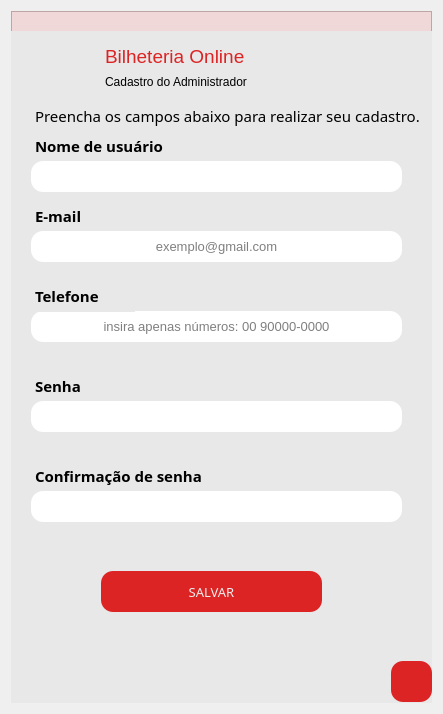
Qt form telas/tela_cadastroAdm.ui (ClaraFontes/bilheteria-digital) before a commit.
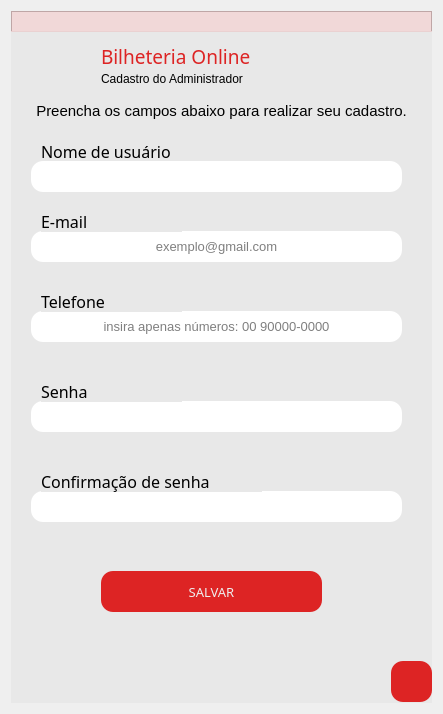
The same form after that commit. Icons and pictures are not drawn.

Commit message: nova edição nas telas e criação da tela principal.

Patch:
```diff
--- a/telas/tela_cadastroAdm.ui
+++ b/telas/tela_cadastroAdm.ui
@@ -60,6 +60,9 @@
          <bold>false</bold>
         </font>
        </property>
+       <property name="cursor">
+        <cursorShape>PointingHandCursor</cursorShape>
+       </property>
        <property name="styleSheet">
         <string notr="true">QPushButton{
 	background-color: rgba(221, 33, 33, 0.99);
@@ -100,31 +103,6 @@
         <bool>true</bool>
        </property>
       </widget>
-      <widget class="QTextEdit" name="texto_infoAdm">
-       <property name="geometry">
-        <rect>
-         <x>20</x>
-         <y>70</y>
-         <width>411</width>
-         <height>31</height>
-        </rect>
-       </property>
-       <property name="font">
-        <font>
-         <family>Arial Rounded MT Bold</family>
-        </font>
-       </property>
-       <property name="styleSheet">
-        <string notr="true">border: none;</string>
-       </property>
-       <property name="html">
-        <string>&lt;!DOCTYPE HTML PUBLIC &quot;-//W3C//DTD HTML 4.0//EN&quot; &quot;http://www.w3.org/TR/REC-html40/strict.dtd&quot;&gt;
-&lt;html&gt;&lt;head&gt;&lt;meta name=&quot;qrichtext&quot; content=&quot;1&quot; /&gt;&lt;style type=&quot;text/css&quot;&gt;
-p, li { white-space: pre-wrap; }
-&lt;/style&gt;&lt;/head&gt;&lt;body style=&quot; font-family:'Arial Rounded MT Bold'; font-size:8.25pt; font-weight:400; font-style:normal;&quot;&gt;
-&lt;p style=&quot; margin-top:0px; margin-bottom:0px; margin-left:0px; margin-right:0px; -qt-block-indent:0; text-indent:0px;&quot;&gt;&lt;span style=&quot; font-family:'MS Shell Dlg 2'; font-size:11pt;&quot;&gt;Preencha os campos abaixo para realizar seu cadastro.&lt;/span&gt;&lt;/p&gt;&lt;/body&gt;&lt;/html&gt;</string>
-       </property>
-      </widget>
       <widget class="QLineEdit" name="usuarioAdm">
        <property name="geometry">
         <rect>
@@ -148,78 +126,6 @@
         <set>Qt::AlignCenter</set>
        </property>
       </widget>
-      <widget class="QTextEdit" name="texto_usuarioAdm">
-       <property name="geometry">
-        <rect>
-         <x>20</x>
-         <y>100</y>
-         <width>151</width>
-         <height>31</height>
-        </rect>
-       </property>
-       <property name="font">
-        <font>
-         <family>Arial Rounded MT Bold</family>
-         <strikeout>false</strikeout>
-        </font>
-       </property>
-       <property name="styleSheet">
-        <string notr="true">border: none;</string>
-       </property>
-       <property name="html">
-        <string>&lt;!DOCTYPE HTML PUBLIC &quot;-//W3C//DTD HTML 4.0//EN&quot; &quot;http://www.w3.org/TR/REC-html40/strict.dtd&quot;&gt;
-&lt;html&gt;&lt;head&gt;&lt;meta name=&quot;qrichtext&quot; content=&quot;1&quot; /&gt;&lt;style type=&quot;text/css&quot;&gt;
-p, li { white-space: pre-wrap; }
-&lt;/style&gt;&lt;/head&gt;&lt;body style=&quot; font-family:'Arial Rounded MT Bold'; font-size:8.25pt; font-weight:400; font-style:normal;&quot;&gt;
-&lt;p style=&quot; margin-top:0px; margin-bottom:0px; margin-left:0px; margin-right:0px; -qt-block-indent:0; text-indent:0px;&quot;&gt;&lt;span style=&quot; font-family:'MS Shell Dlg 2'; font-size:11pt; font-weight:600;&quot;&gt;Nome de usuário&lt;/span&gt;&lt;/p&gt;&lt;/body&gt;&lt;/html&gt;</string>
-       </property>
-      </widget>
-      <widget class="QTextEdit" name="texto_senhaAdm">
-       <property name="geometry">
-        <rect>
-         <x>20</x>
-         <y>340</y>
-         <width>104</width>
-         <height>31</height>
-        </rect>
-       </property>
-       <property name="font">
-        <font>
-         <family>Arial Rounded MT Bold</family>
-        </font>
-       </property>
-       <property name="styleSheet">
-        <string notr="true">border: none;</string>
-       </property>
-       <property name="html">
-        <string>&lt;!DOCTYPE HTML PUBLIC &quot;-//W3C//DTD HTML 4.0//EN&quot; &quot;http://www.w3.org/TR/REC-html40/strict.dtd&quot;&gt;
-&lt;html&gt;&lt;head&gt;&lt;meta name=&quot;qrichtext&quot; content=&quot;1&quot; /&gt;&lt;style type=&quot;text/css&quot;&gt;
-p, li { white-space: pre-wrap; }
-&lt;/style&gt;&lt;/head&gt;&lt;body style=&quot; font-family:'Arial Rounded MT Bold'; font-size:8.25pt; font-weight:400; font-style:normal;&quot;&gt;
-&lt;p style=&quot; margin-top:0px; margin-bottom:0px; margin-left:0px; margin-right:0px; -qt-block-indent:0; text-indent:0px;&quot;&gt;&lt;span style=&quot; font-family:'MS Shell Dlg 2'; font-size:11pt; font-weight:600;&quot;&gt;Senha&lt;/span&gt;&lt;/p&gt;&lt;/body&gt;&lt;/html&gt;</string>
-       </property>
-      </widget>
-      <widget class="QTextEdit" name="texto_topo">
-       <property name="geometry">
-        <rect>
-         <x>90</x>
-         <y>10</y>
-         <width>151</width>
-         <height>41</height>
-        </rect>
-       </property>
-       <property name="styleSheet">
-        <string notr="true">border: none;
-color: rgba(221, 33, 33, 0.99);</string>
-       </property>
-       <property name="html">
-        <string>&lt;!DOCTYPE HTML PUBLIC &quot;-//W3C//DTD HTML 4.0//EN&quot; &quot;http://www.w3.org/TR/REC-html40/strict.dtd&quot;&gt;
-&lt;html&gt;&lt;head&gt;&lt;meta name=&quot;qrichtext&quot; content=&quot;1&quot; /&gt;&lt;style type=&quot;text/css&quot;&gt;
-p, li { white-space: pre-wrap; }
-&lt;/style&gt;&lt;/head&gt;&lt;body style=&quot; font-family:'MS Shell Dlg 2'; font-size:8.25pt; font-weight:400; font-style:normal;&quot;&gt;
-&lt;p style=&quot; margin-top:0px; margin-bottom:0px; margin-left:0px; margin-right:0px; -qt-block-indent:0; text-indent:0px;&quot;&gt;&lt;span style=&quot; font-size:14pt;&quot;&gt;Bilheteria Online&lt;/span&gt;&lt;/p&gt;&lt;/body&gt;&lt;/html&gt;</string>
-       </property>
-      </widget>
       <widget class="QLineEdit" name="emailAdm">
        <property name="geometry">
         <rect>
@@ -302,81 +208,6 @@
         <set>Qt::AlignCenter</set>
        </property>
       </widget>
-      <widget class="QTextEdit" name="texto_emailAdm">
-       <property name="geometry">
-        <rect>
-         <x>20</x>
-         <y>170</y>
-         <width>151</width>
-         <height>31</height>
-        </rect>
-       </property>
-       <property name="font">
-        <font>
-         <family>Arial Rounded MT Bold</family>
-        </font>
-       </property>
-       <property name="styleSheet">
-        <string notr="true">border: none;</string>
-       </property>
-       <property name="html">
-        <string>&lt;!DOCTYPE HTML PUBLIC &quot;-//W3C//DTD HTML 4.0//EN&quot; &quot;http://www.w3.org/TR/REC-html40/strict.dtd&quot;&gt;
-&lt;html&gt;&lt;head&gt;&lt;meta name=&quot;qrichtext&quot; content=&quot;1&quot; /&gt;&lt;style type=&quot;text/css&quot;&gt;
-p, li { white-space: pre-wrap; }
-&lt;/style&gt;&lt;/head&gt;&lt;body style=&quot; font-family:'Arial Rounded MT Bold'; font-size:8.25pt; font-weight:400; font-style:normal;&quot;&gt;
-&lt;p style=&quot; margin-top:0px; margin-bottom:0px; margin-left:0px; margin-right:0px; -qt-block-indent:0; text-indent:0px;&quot;&gt;&lt;span style=&quot; font-family:'MS Shell Dlg 2'; font-size:11pt; font-weight:600;&quot;&gt;E-mail&lt;/span&gt;&lt;/p&gt;&lt;/body&gt;&lt;/html&gt;</string>
-       </property>
-      </widget>
-      <widget class="QTextEdit" name="texto_confirmaSenhaAdm">
-       <property name="geometry">
-        <rect>
-         <x>20</x>
-         <y>430</y>
-         <width>201</width>
-         <height>31</height>
-        </rect>
-       </property>
-       <property name="font">
-        <font>
-         <family>Arial Rounded MT Bold</family>
-        </font>
-       </property>
-       <property name="styleSheet">
-        <string notr="true">border: none;</string>
-       </property>
-       <property name="html">
-        <string>&lt;!DOCTYPE HTML PUBLIC &quot;-//W3C//DTD HTML 4.0//EN&quot; &quot;http://www.w3.org/TR/REC-html40/strict.dtd&quot;&gt;
-&lt;html&gt;&lt;head&gt;&lt;meta name=&quot;qrichtext&quot; content=&quot;1&quot; /&gt;&lt;style type=&quot;text/css&quot;&gt;
-p, li { white-space: pre-wrap; }
-&lt;/style&gt;&lt;/head&gt;&lt;body style=&quot; font-family:'Arial Rounded MT Bold'; font-size:8.25pt; font-weight:400; font-style:normal;&quot;&gt;
-&lt;p style=&quot; margin-top:0px; margin-bottom:0px; margin-left:0px; margin-right:0px; -qt-block-indent:0; text-indent:0px;&quot;&gt;&lt;span style=&quot; font-family:'MS Shell Dlg 2'; font-size:11pt; font-weight:600;&quot;&gt;Confirmação de senha&lt;/span&gt;&lt;/p&gt;&lt;/body&gt;&lt;/html&gt;</string>
-       </property>
-      </widget>
-      <widget class="QTextEdit" name="texto_telefoneAdm">
-       <property name="geometry">
-        <rect>
-         <x>20</x>
-         <y>250</y>
-         <width>104</width>
-         <height>31</height>
-        </rect>
-       </property>
-       <property name="font">
-        <font>
-         <family>Arial Rounded MT Bold</family>
-        </font>
-       </property>
-       <property name="styleSheet">
-        <string notr="true">border: none;</string>
-       </property>
-       <property name="html">
-        <string>&lt;!DOCTYPE HTML PUBLIC &quot;-//W3C//DTD HTML 4.0//EN&quot; &quot;http://www.w3.org/TR/REC-html40/strict.dtd&quot;&gt;
-&lt;html&gt;&lt;head&gt;&lt;meta name=&quot;qrichtext&quot; content=&quot;1&quot; /&gt;&lt;style type=&quot;text/css&quot;&gt;
-p, li { white-space: pre-wrap; }
-&lt;/style&gt;&lt;/head&gt;&lt;body style=&quot; font-family:'Arial Rounded MT Bold'; font-size:8.25pt; font-weight:400; font-style:normal;&quot;&gt;
-&lt;p style=&quot; margin-top:0px; margin-bottom:0px; margin-left:0px; margin-right:0px; -qt-block-indent:0; text-indent:0px;&quot;&gt;&lt;span style=&quot; font-family:'MS Shell Dlg 2'; font-size:11pt; font-weight:600;&quot;&gt;Telefone&lt;/span&gt;&lt;/p&gt;&lt;/body&gt;&lt;/html&gt;</string>
-       </property>
-      </widget>
       <widget class="QLineEdit" name="confirmasenhaAdm">
        <property name="geometry">
         <rect>
@@ -422,6 +253,9 @@
          <bold>true</bold>
         </font>
        </property>
+       <property name="cursor">
+        <cursorShape>PointingHandCursor</cursorShape>
+       </property>
        <property name="styleSheet">
         <string notr="true">QPushButton{
 	background-color: rgba(221, 33, 33, 0.99);
@@ -450,73 +284,232 @@
         </size>
        </property>
       </widget>
-      <widget class="QTextEdit" name="textEdit">
+      <widget class="QFrame" name="Topo">
        <property name="geometry">
         <rect>
-         <x>90</x>
-         <y>40</y>
-         <width>171</width>
-         <height>31</height>
+         <x>80</x>
+         <y>0</y>
+         <width>341</width>
+         <height>61</height>
+        </rect>
+       </property>
+       <property name="styleSheet">
+        <string notr="true">border: none;</string>
+       </property>
+       <property name="frameShape">
+        <enum>QFrame::StyledPanel</enum>
+       </property>
+       <property name="frameShadow">
+        <enum>QFrame::Raised</enum>
+       </property>
+       <widget class="QLabel" name="infoText">
+        <property name="geometry">
+         <rect>
+          <x>10</x>
+          <y>40</y>
+          <width>201</width>
+          <height>16</height>
+         </rect>
+        </property>
+        <property name="font">
+         <font>
+          <pointsize>9</pointsize>
+         </font>
+        </property>
+        <property name="text">
+         <string>Cadastro do Administrador</string>
+        </property>
+       </widget>
+       <widget class="QLabel" name="bilheteriaText">
+        <property name="geometry">
+         <rect>
+          <x>10</x>
+          <y>10</y>
+          <width>161</width>
+          <height>31</height>
+         </rect>
+        </property>
+        <property name="font">
+         <font>
+          <family>Arial Unicode MS</family>
+          <pointsize>14</pointsize>
+         </font>
+        </property>
+        <property name="styleSheet">
+         <string notr="true">border: none;
+color: rgba(221, 33, 33, 0.99);</string>
+        </property>
+        <property name="text">
+         <string>Bilheteria Online</string>
+        </property>
+       </widget>
+      </widget>
+      <widget class="QLabel" name="label">
+       <property name="geometry">
+        <rect>
+         <x>0</x>
+         <y>70</y>
+         <width>421</width>
+         <height>20</height>
         </rect>
        </property>
        <property name="font">
         <font>
          <family>Arial</family>
+         <pointsize>11</pointsize>
         </font>
        </property>
-       <property name="styleSheet">
-        <string notr="true">border: none;
-font-family: Arial;
-
-</string>
+       <property name="text">
+        <string>Preencha os campos abaixo para realizar seu cadastro.</string>
        </property>
-       <property name="html">
-        <string>&lt;!DOCTYPE HTML PUBLIC &quot;-//W3C//DTD HTML 4.0//EN&quot; &quot;http://www.w3.org/TR/REC-html40/strict.dtd&quot;&gt;
-&lt;html&gt;&lt;head&gt;&lt;meta name=&quot;qrichtext&quot; content=&quot;1&quot; /&gt;&lt;style type=&quot;text/css&quot;&gt;
-p, li { white-space: pre-wrap; }
-&lt;/style&gt;&lt;/head&gt;&lt;body style=&quot; font-family:'Arial'; font-size:8.25pt; font-weight:400; font-style:normal;&quot;&gt;
-&lt;p style=&quot; margin-top:0px; margin-bottom:0px; margin-left:0px; margin-right:0px; -qt-block-indent:0; text-indent:0px;&quot;&gt;&lt;span style=&quot; font-family:'MS Shell Dlg 2'; font-size:9pt;&quot;&gt;Cadastro do Administrador&lt;/span&gt;&lt;/p&gt;&lt;/body&gt;&lt;/html&gt;</string>
+       <property name="alignment">
+        <set>Qt::AlignCenter</set>
        </property>
       </widget>
-      <zorder>texto_infoAdm</zorder>
-      <zorder>texto_emailAdm</zorder>
-      <zorder>texto_senhaAdm</zorder>
-      <zorder>texto_usuarioAdm</zorder>
+      <widget class="QLabel" name="label_2">
+       <property name="geometry">
+        <rect>
+         <x>30</x>
+         <y>110</y>
+         <width>141</width>
+         <height>21</height>
+        </rect>
+       </property>
+       <property name="font">
+        <font>
+         <family>Arial Rounded MT Bold</family>
+         <pointsize>12</pointsize>
+         <weight>50</weight>
+         <bold>false</bold>
+        </font>
+       </property>
+       <property name="text">
+        <string>Nome de usuário</string>
+       </property>
+      </widget>
+      <widget class="QLabel" name="label_3">
+       <property name="geometry">
+        <rect>
+         <x>30</x>
+         <y>180</y>
+         <width>141</width>
+         <height>21</height>
+        </rect>
+       </property>
+       <property name="font">
+        <font>
+         <family>Arial Rounded MT Bold</family>
+         <pointsize>12</pointsize>
+         <weight>50</weight>
+         <bold>false</bold>
+        </font>
+       </property>
+       <property name="text">
+        <string>E-mail</string>
+       </property>
+      </widget>
+      <widget class="QLabel" name="label_4">
+       <property name="geometry">
+        <rect>
+         <x>30</x>
+         <y>260</y>
+         <width>141</width>
+         <height>21</height>
+        </rect>
+       </property>
+       <property name="font">
+        <font>
+         <family>Arial Rounded MT Bold</family>
+         <pointsize>12</pointsize>
+         <weight>50</weight>
+         <bold>false</bold>
+        </font>
+       </property>
+       <property name="text">
+        <string>Telefone</string>
+       </property>
+      </widget>
+      <widget class="QLabel" name="label_5">
+       <property name="geometry">
+        <rect>
+         <x>30</x>
+         <y>350</y>
+         <width>141</width>
+         <height>21</height>
+        </rect>
+       </property>
+       <property name="font">
+        <font>
+         <family>Arial Rounded MT Bold</family>
+         <pointsize>12</pointsize>
+         <weight>50</weight>
+         <bold>false</bold>
+        </font>
+       </property>
+       <property name="text">
+        <string>Senha</string>
+       </property>
+      </widget>
+      <widget class="QLabel" name="label_6">
+       <property name="geometry">
+        <rect>
+         <x>30</x>
+         <y>440</y>
+         <width>221</width>
+         <height>21</height>
+        </rect>
+       </property>
+       <property name="font">
+        <font>
+         <family>Arial Rounded MT Bold</family>
+         <pointsize>12</pointsize>
+         <weight>50</weight>
+         <bold>false</bold>
+        </font>
+       </property>
+       <property name="text">
+        <string>Confirmação de senha</string>
+       </property>
+      </widget>
+      <zorder>label_2</zorder>
       <zorder>tck</zorder>
       <zorder>bt_salvarloginAdm</zorder>
       <zorder>usuarioAdm</zorder>
-      <zorder>texto_topo</zorder>
       <zorder>emailAdm</zorder>
       <zorder>telefoneAdm</zorder>
       <zorder>senhaAdm</zorder>
-      <zorder>texto_confirmaSenhaAdm</zorder>
-      <zorder>texto_telefoneAdm</zorder>
       <zorder>confirmasenhaAdm</zorder>
       <zorder>bt_voltarcadastroAdm</zorder>
-      <zorder>textEdit</zorder>
+      <zorder>Topo</zorder>
+      <zorder>label</zorder>
+      <zorder>label_3</zorder>
+      <zorder>label_4</zorder>
+      <zorder>label_5</zorder>
+      <zorder>label_6</zorder>
      </widget>
-     <widget class="QLineEdit" name="erro">
+     <widget class="QLabel" name="erro">
       <property name="geometry">
        <rect>
-        <x>-8</x>
+        <x>0</x>
         <y>0</y>
-        <width>441</width>
-        <height>20</height>
+        <width>431</width>
+        <height>21</height>
        </rect>
       </property>
       <property name="font">
        <font>
-        <family>Arial Unicode MS</family>
-        <pointsize>9</pointsize>
-        <weight>75</weight>
+        <family>Arial</family>
+        <pointsize>10</pointsize>
         <italic>true</italic>
-        <bold>true</bold>
        </font>
       </property>
       <property name="styleSheet">
        <string notr="true">border: none;
 background-color:rgba(255,0,0,0.1)</string>
       </property>
+      <property name="text">
+       <string/>
+      </property>
       <property name="alignment">
        <set>Qt::AlignCenter</set>
       </property>
```
The commit also changes 10 other files.
